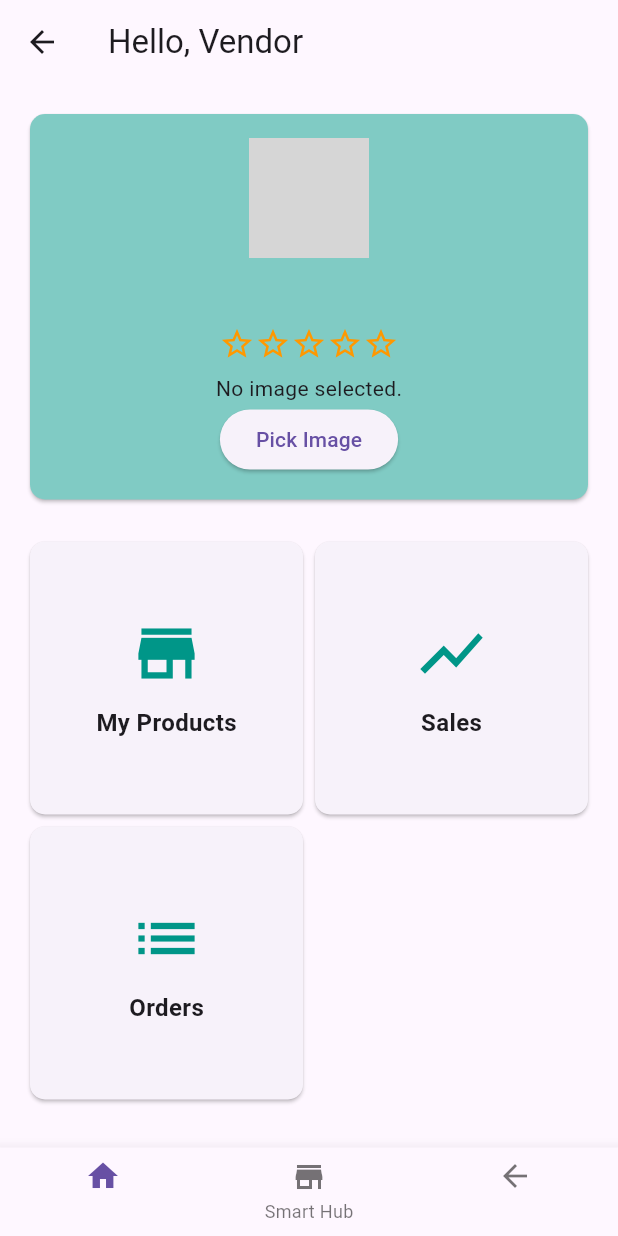
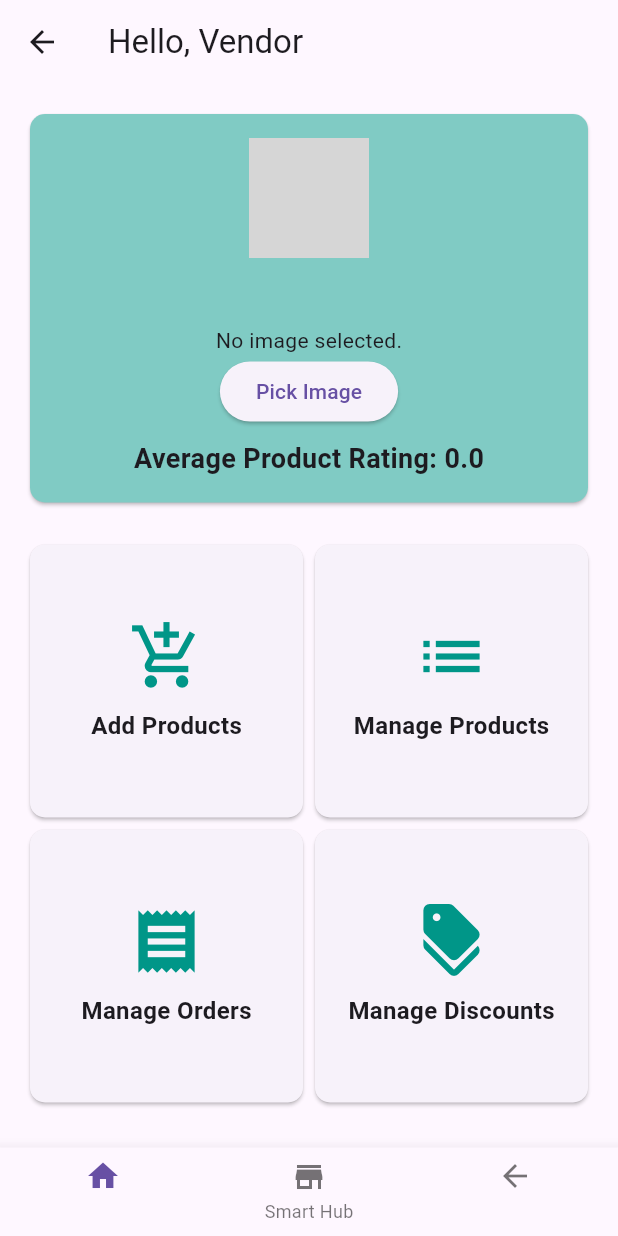
Before and after one commit to Fery2003/E-commerce-Platform-Project, a Flutter app: the VendorProfileScreen screen opened by its route, on a phone screen of 412 x 824 dp. Run offline on Flutter 3.47's test engine with Material 3 defaults, Android fonts, the light colour scheme and no system bars; our stand-ins replace cloud_firestore, firebase_auth, firebase_core, firebase_storage, flutter_rating_bar, image_picker and 1 more; accounts and stored records are empty; network calls fail; grey boxes are pictures that could not be loaded.

Commit message:
updated signup, login, become a vendor and vendor management

```diff
--- a/lib/main.dart
+++ b/lib/main.dart
@@ -1,3 +1,5 @@
+import 'package:ecomm_platform/screens/manage_discounts_screen.dart';
+import 'package:ecomm_platform/screens/manage_products_screen.dart';
 import 'package:ecomm_platform/screens/profile_screen.dart';
 import 'package:flutter/material.dart';
 import 'package:firebase_core/firebase_core.dart';
@@ -37,6 +39,8 @@ class MyApp extends StatelessWidget {
         '/user_profile': (context) => const UserProfileScreen(),
         '/vendor_profile': (context) => const VendorProfileScreen(),
         '/cart': (context) => const CartScreen(),
+        '/manage_discounts': (context) => const ManageDiscountsScreen(),
+        '/manage_products': (context) => const ManageProductsScreen(),
       },
     );
   }
--- a/lib/screens/profile_screen.dart
+++ b/lib/screens/profile_screen.dart
@@ -34,7 +34,7 @@ class _UserProfileScreenState extends State<UserProfileScreen> {
     _currentUser = _auth.currentUser;
     if (_currentUser != null) {
       DocumentSnapshot userDoc =
-          await _firestore.collection('users').doc(_currentUser!.uid).get();
+      await _firestore.collection('users').doc(_currentUser!.uid).get();
       if (userDoc.exists) {
         _userModel = UserModel.fromMap(userDoc.data() as Map<String, dynamic>);
         _profileImageUrl = userDoc['profileImageUrl'];
@@ -250,7 +250,7 @@ class _VendorProfileScreenState extends State<VendorProfileScreen> {
     _currentUser = _auth.currentUser;
     if (_currentUser != null) {
       DocumentSnapshot userDoc =
-          await _firestore.collection('users').doc(_currentUser!.uid).get();
+      await _firestore.collection('users').doc(_currentUser!.uid).get();
       if (userDoc.exists) {
         setState(() {
           _profileImageUrl = userDoc['profileImageUrl'];
@@ -279,7 +279,7 @@ class _VendorProfileScreenState extends State<VendorProfileScreen> {
         var productData = productDoc.data() as Map<String, dynamic>;
         if (productData['ratings'] != null) {
           Map<String, dynamic> ratings =
-              Map<String, dynamic>.from(productData['ratings']);
+          Map<String, dynamic>.from(productData['ratings']);
           ratings.forEach((key, value) {
             totalRating += value;
             totalRatingsCount++;
@@ -346,11 +346,7 @@ class _VendorProfileScreenState extends State<VendorProfileScreen> {
           } else if (index == 1) {
             Navigator.pushNamed(context, '/products');
           } else if (index == 2) {
-            if (Navigator.canPop(context)) {
-              Navigator.of(context).pop();
-            } else {
-              Navigator.pushNamed(context, '/products');
-            }
+            Navigator.pop(context);
           }
         },
       ),
@@ -384,20 +380,15 @@ class _VendorProfileScreenState extends State<VendorProfileScreen> {
                         ),
                       ),
                       const SizedBox(height: 8),
-                      Row(
-                        mainAxisAlignment: MainAxisAlignment.center,
-                        children: List.generate(5, (index) {
-                          return Icon(
-                            index < _averageRating
-                                ? Icons.star
-                                : Icons.star_border,
-                            color: Colors.orange,
-                            size: 24,
-                          );
-                        }),
+                      ImageUpload(onUploadComplete: _updateProfileImage),
+                      const SizedBox(height: 8),
+                      Text(
+                        'Average Product Rating: ${_averageRating.toStringAsFixed(1)}',
+                        style: const TextStyle(
+                          fontSize: 18,
+                          fontWeight: FontWeight.bold,
+                        ),
                       ),
-                      const SizedBox(height: 8),
-                      ImageUpload(onUploadComplete: _updateProfileImage),
                     ],
                   ),
                 ),
@@ -410,22 +401,30 @@ class _VendorProfileScreenState extends State<VendorProfileScreen> {
                 children: [
                   _buildProfileOption(
                     context: context,
-                    icon: Icons.store,
-                    label: 'My Products',
-                    onTap: () =>
-                        Navigator.pushNamed(context, '/vendor_management'),
-                  ),
-                  _buildProfileOption(
-                    context: context,
-                    icon: Icons.show_chart,
-                    label: 'Sales',
-                    onTap: () => Navigator.pushNamed(context, '/sales'),
+                    icon: Icons.add_shopping_cart,
+                    label: 'Add Products',
+                    onTap: () => Navigator.pushNamed(context, '/vendor_management'),
                   ),
                   _buildProfileOption(
                     context: context,
                     icon: Icons.list,
-                    label: 'Orders',
-                    onTap: () => Navigator.pushNamed(context, '/orders'),
+                    label: 'Manage Products',
+                    onTap: () =>
+                        Navigator.pushNamed(context, '/manage_products'),
+                  ),
+                  _buildProfileOption(
+                    context: context,
+                    icon: Icons.receipt,
+                    label: 'Manage Orders',
+                    onTap: () =>
+                        Navigator.pushNamed(context, '/manage_orders'),
+                  ),
+                  _buildProfileOption(
+                    context: context,
+                    icon: Icons.discount,
+                    label: 'Manage Discounts',
+                    onTap: () =>
+                        Navigator.pushNamed(context, '/manage_discounts'),
                   ),
                 ],
               ),
```
Also changed, not shown: lib/models/product_model.dart (+9 -5 lines), lib/screens/manage_discounts_screen.dart (added, +118 -0 lines), lib/screens/manage_products_screen.dart (added, +125 -0 lines).
